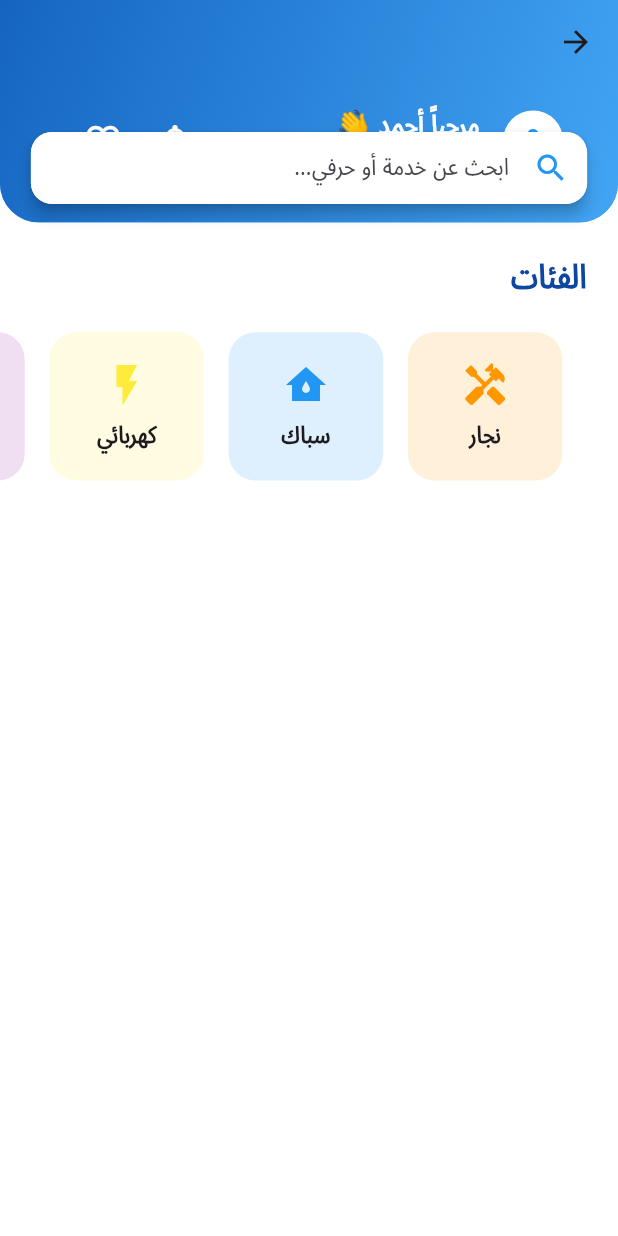
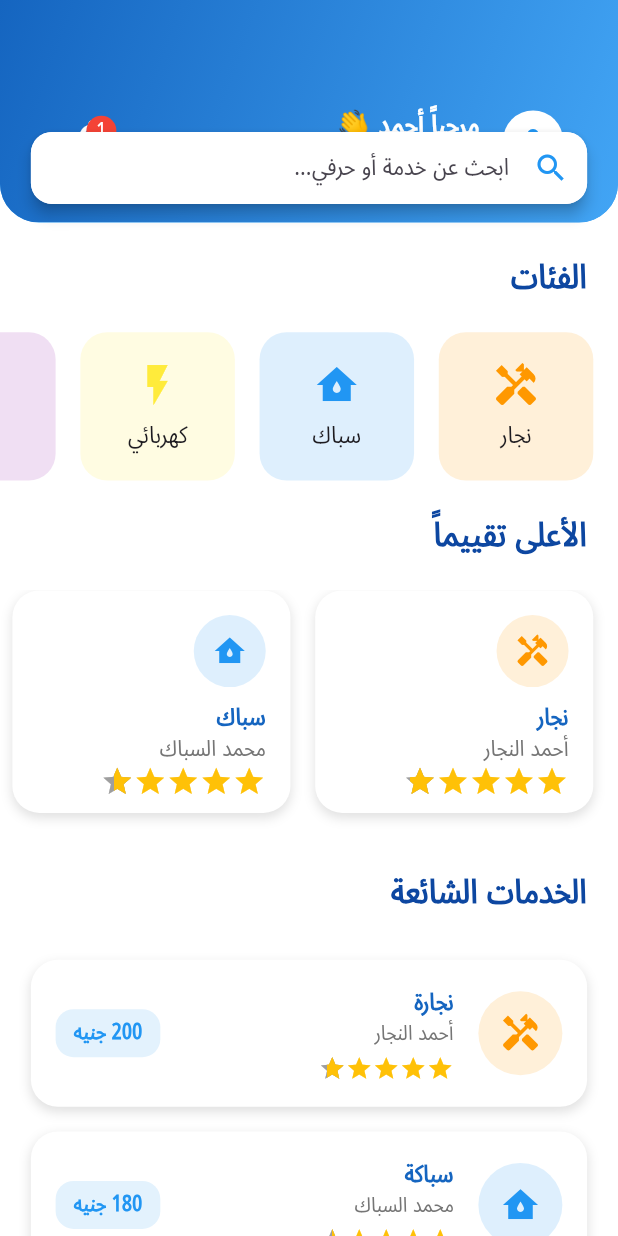
Before and after one commit to asmaa202310/Flutter_project_Herfagi, a Flutter app: the HomeUserView screen opened directly, on a phone screen of 412 x 824 dp. Run offline on Flutter 3.47's test engine with Material 3 defaults, Android fonts, the phone set to English and light mode, and no system bars; drawn by our look-alikes of flutter_rating_bar; our stand-ins replace lottie.

Commit message:
commit changes

```diff
--- a/herfagy_v2/lib/main.dart
+++ b/herfagy_v2/lib/main.dart
@@ -1,9 +1,8 @@
 import 'package:flutter/material.dart';
 import 'package:flutter_localizations/flutter_localizations.dart';
-import 'package:herfagy_v2/views/home_for_user/home_user_view.dart';
+import 'package:herfagy_v2/views/login/login_view.dart';
 import '/generated/l10n.dart';
 import '/viewmodels/onboarding_view_model.dart';
-import '/views/onboarding/onboarding_view.dart';
 import 'package:provider/provider.dart';
 
 void main() {
@@ -37,7 +36,7 @@ class HerfagyApp extends StatelessWidget {
         fontFamily: 'NotoSansArabic_Condensed-Regular',
         scaffoldBackgroundColor: Colors.white,
       ),
-      home: const HomeUserView(),
+      home: const LoginView(),
     );
   }
 }
--- a/herfagy_v2/lib/models/crafter_model.dart
+++ b/herfagy_v2/lib/models/crafter_model.dart
@@ -1,10 +1,9 @@
 import 'package:flutter/material.dart';
 
 class CrafterModel {
+  final String service;
   final String name;
-  final String service;
   final double rating;
-  final String price;
   final IconData icon;
   final Color color;
 
@@ -12,7 +11,6 @@ class CrafterModel {
     required this.name,
     required this.service,
     required this.rating,
-    required this.price,
     required this.icon,
     required this.color,
   });
--- /dev/null
+++ b/herfagy_v2/lib/models/service_model.dart
@@ -0,0 +1,13 @@
+import 'crafter_model.dart';
+
+class ServiceModel extends CrafterModel {
+  final String price;
+  ServiceModel({
+    required this.price,
+    required super.name,
+    required super.service,
+    required super.rating,
+    required super.icon,
+    required super.color,
+  });
+}
--- /dev/null
+++ b/herfagy_v2/lib/views/home_for_user/widgets/category_item.dart
@@ -0,0 +1,37 @@
+import 'package:flutter/material.dart';
+
+import '../../../models/categoty_model.dart';
+
+class CategoryItem extends StatelessWidget {
+  const CategoryItem({
+    super.key,
+    required this.screenWidth,
+    required this.category,
+  });
+
+  final double screenWidth;
+  final CategoryModel category;
+
+  @override
+  Widget build(BuildContext context) {
+    return Container(
+      width: screenWidth * 0.25,
+      margin: EdgeInsets.only(right: screenWidth * 0.04),
+      decoration: BoxDecoration(
+        color: category.color.withValues(alpha: 0.15),
+        borderRadius: BorderRadius.circular(18),
+      ),
+      child: Column(
+        mainAxisAlignment: MainAxisAlignment.center,
+        children: [
+          Icon(category.icon, size: 32, color: category.color),
+          const SizedBox(height: 6),
+          Text(
+            category.title,
+            style: const TextStyle(fontWeight: FontWeight.w500, fontSize: 16),
+          ),
+        ],
+      ),
+    );
+  }
+}
--- /dev/null
+++ b/herfagy_v2/lib/views/home_for_user/widgets/category_items_list_view_builder.dart
@@ -0,0 +1,33 @@
+import 'package:flutter/material.dart';
+
+import '../../../models/categoty_model.dart';
+import 'category_item.dart';
+
+class CategoryItemsListViewBuilder extends StatelessWidget {
+  const CategoryItemsListViewBuilder({
+    super.key,
+    required this.screenWidth,
+    required this.screenHeight,
+    required this.categories,
+  });
+
+  final double screenWidth;
+  final double screenHeight;
+  final List<CategoryModel> categories;
+
+  @override
+  Widget build(BuildContext context) {
+    return SizedBox(
+      height: screenHeight * 0.12,
+      child: ListView.builder(
+        scrollDirection: Axis.horizontal,
+        padding: EdgeInsets.only(left: screenWidth * 0.05),
+        itemCount: categories.length,
+        itemBuilder: (context, index) {
+          var category = categories[index];
+          return CategoryItem(screenWidth: screenWidth, category: category);
+        },
+      ),
+    );
+  }
+}
--- /dev/null
+++ b/herfagy_v2/lib/views/home_for_user/widgets/crafter_item.dart
@@ -0,0 +1,69 @@
+import 'package:flutter/material.dart';
+import 'package:flutter_rating_bar/flutter_rating_bar.dart';
+
+class CrafterItem extends StatelessWidget {
+  const CrafterItem({
+    super.key,
+    required this.screenWidth,
+    required this.screenHeight,
+    required this.crafter,
+  });
+
+  final double screenWidth;
+  final double screenHeight;
+  final dynamic crafter;
+
+  @override
+  Widget build(BuildContext context) {
+    return Container(
+      width: screenWidth * 0.45,
+      height: screenHeight * 0.17,
+      margin: EdgeInsets.only(
+        left: screenWidth * 0.04,
+        bottom: screenWidth * 0.04,
+      ),
+      padding: EdgeInsets.all(screenWidth * 0.04),
+      decoration: BoxDecoration(
+        color: Colors.white,
+        borderRadius: BorderRadius.circular(18),
+        boxShadow: [
+          BoxShadow(
+            color: Colors.grey.shade300,
+            blurRadius: 6,
+            offset: const Offset(0, 3),
+          ),
+        ],
+      ),
+      child: Column(
+        crossAxisAlignment: CrossAxisAlignment.start,
+        children: [
+          CircleAvatar(
+            radius: 24,
+            backgroundColor: crafter.color.withOpacity(0.15),
+            child: Icon(crafter.icon, size: 24, color: crafter.color),
+          ),
+          const SizedBox(height: 8),
+          Text(
+            crafter.service,
+            style: TextStyle(
+              fontWeight: FontWeight.bold,
+              fontSize: 16,
+              color: Colors.blue.shade800,
+            ),
+          ),
+          Text(
+            crafter.name,
+            style: TextStyle(color: Colors.grey.shade600, fontSize: 15),
+          ),
+          RatingBarIndicator(
+            rating: crafter.rating,
+            itemBuilder: (context, _) =>
+                const Icon(Icons.star, color: Colors.amber),
+            itemCount: 5,
+            itemSize: 22,
+          ),
+        ],
+      ),
+    );
+  }
+}
--- a/herfagy_v2/lib/views/home_for_user/widgets/custom_sliver_app_bar.dart
+++ b/herfagy_v2/lib/views/home_for_user/widgets/custom_sliver_app_bar.dart
@@ -17,8 +17,9 @@ class CustomSilverAppBar extends StatelessWidget {
     return SliverAppBar(
       backgroundColor: Colors.blue,
       pinned: true,
-      // floating: true,
+      floating: true,
       expandedHeight: screenHeight * 0.18,
+      automaticallyImplyLeading: false,
       shape: const RoundedRectangleBorder(
         borderRadius: BorderRadius.vertical(bottom: Radius.circular(26)),
       ),
--- a/herfagy_v2/lib/views/home_for_user/widgets/home_user_view_body.dart
+++ b/herfagy_v2/lib/views/home_for_user/widgets/home_user_view_body.dart
@@ -1,7 +1,10 @@
 import 'package:flutter/material.dart';
-
-import '../../../models/categoty_model.dart';
+import '../../../viewmodels/home_user_view_model.dart';
+import 'category_items_list_view_builder.dart';
 import 'custom_sliver_app_bar.dart';
+import 'section_header.dart';
+import 'service_sliver_list_builder.dart';
+import 'top_crafters_list_view_builder.dart';
 
 class HomeUserViewBody extends StatelessWidget {
   const HomeUserViewBody({super.key});
@@ -10,25 +13,6 @@ class HomeUserViewBody extends StatelessWidget {
   Widget build(BuildContext context) {
     final screenWidth = MediaQuery.of(context).size.width;
     final screenHeight = MediaQuery.of(context).size.height;
-    final List<CategoryModel> _categories = [
-      CategoryModel(title: "نجار", icon: Icons.handyman, color: Colors.orange),
-      CategoryModel(
-        title: "سباك",
-        icon: Icons.water_damage,
-        color: Colors.blue,
-      ),
-      CategoryModel(
-        title: "كهربائي",
-        icon: Icons.flash_on,
-        color: Colors.yellow,
-      ),
-      CategoryModel(
-        title: "دهان",
-        icon: Icons.format_paint,
-        color: Colors.purple,
-      ),
-      CategoryModel(title: "حداد", icon: Icons.build, color: Colors.green),
-    ];
 
     return CustomScrollView(
       slivers: [
@@ -40,114 +24,36 @@ class HomeUserViewBody extends StatelessWidget {
           child: SectionHeader(screenWidth: screenWidth, title: "الفئات"),
         ),
         SliverToBoxAdapter(
-          child: SizedBox(
-            height: screenHeight * 0.12,
-            child: CategoryItemsListViewBuilder(
-              screenWidth: screenWidth,
-              categories: _categories,
-            ),
+          child: CategoryItemsListViewBuilder(
+            screenWidth: screenWidth,
+            screenHeight: screenHeight,
+            categories: HomeUserViewModel.categories,
           ),
+        ),
+        SliverToBoxAdapter(
+          child: SectionHeader(
+            screenWidth: screenWidth,
+            title: "الأعلى تقييماً",
+          ),
+        ),
+        SliverToBoxAdapter(
+          child: TopCraftersListViewBuilder(
+            screenWidth: screenWidth,
+            screenHeight: screenHeight,
+            crafters: HomeUserViewModel.topCrafters,
+          ),
+        ),
+        SliverToBoxAdapter(
+          child: SectionHeader(
+            screenWidth: screenWidth,
+            title: "الخدمات الشائعة",
+          ),
+        ),
+        ServiceSliverListBuilder(
+          screenWidth: screenWidth,
+          screenHeight: screenHeight,
         ),
       ],
     );
   }
 }
-
-class CategoryItemsListViewBuilder extends StatelessWidget {
-  const CategoryItemsListViewBuilder({
-    super.key,
-    required this.screenWidth,
-    required List<CategoryModel> categories,
-  }) : _categories = categories;
-
-  final double screenWidth;
-  final List<CategoryModel> _categories;
-
-  @override
-  Widget build(BuildContext context) {
-    return ListView.builder(
-      scrollDirection: Axis.horizontal,
-      padding: EdgeInsets.symmetric(horizontal: screenWidth * 0.05),
-      itemCount: _categories.length,
-      itemBuilder: (context, index) {
-        var category = _categories[index];
-        return CategoryItem(screenWidth: screenWidth, category: category);
-      },
-    );
-  }
-}
-
-class CategoryItem extends StatelessWidget {
-  const CategoryItem({
-    super.key,
-    required this.screenWidth,
-    required this.category,
-  });
-
-  final double screenWidth;
-  final CategoryModel category;
-
-  @override
-  Widget build(BuildContext context) {
-    return Container(
-      width: screenWidth * 0.25,
-      margin: EdgeInsets.only(right: screenWidth * 0.04),
-      decoration: BoxDecoration(
-        color: category.color.withValues(alpha: 0.15),
-        borderRadius: BorderRadius.circular(18),
-      ),
-      child: Column(
-        mainAxisAlignment: MainAxisAlignment.center,
-        children: [
-          Icon(category.icon, size: 32, color: category.color),
-          const SizedBox(height: 6),
-          Text(
-            category.title,
-            style: const TextStyle(fontWeight: FontWeight.w600, fontSize: 16),
-          ),
-        ],
-      ),
-    );
-  }
-}
-
-class SectionHeader extends StatelessWidget {
-  const SectionHeader({
-    super.key,
-    required this.screenWidth,
-    required this.title,
-    this.actionText,
-    this.onActionTap,
-  });
-  final double screenWidth;
-  final String title;
-  final String? actionText;
-  final VoidCallback? onActionTap;
-  @override
-  Widget build(BuildContext context) {
-    return Padding(
-      padding: EdgeInsets.all(screenWidth * 0.05),
-      child: Row(
-        mainAxisAlignment: MainAxisAlignment.spaceBetween,
-        children: [
-          Text(
-            title,
-            style: TextStyle(
-              fontSize: screenWidth * 0.055,
-              fontWeight: FontWeight.bold,
-              color: Colors.blue.shade900,
-            ),
-          ),
-          if (actionText != null)
-            GestureDetector(
-              onTap: onActionTap,
-              child: Text(
-                actionText!,
-                style: const TextStyle(color: Colors.blue),
-              ),
-            ),
-        ],
-      ),
-    );
-  }
-}
--- a/herfagy_v2/lib/views/home_for_user/widgets/profile_list_tile_widget.dart
+++ b/herfagy_v2/lib/views/home_for_user/widgets/profile_list_tile_widget.dart
@@ -23,24 +23,14 @@ class ProfileListTileWidget extends StatelessWidget {
         "كيف يمكننا مساعدتك اليوم؟",
         style: TextStyle(color: Colors.white70, fontSize: 13),
       ),
-      trailing: Row(
-        mainAxisSize: MainAxisSize.min,
+      trailing: Stack(
         children: [
-          IconButton(
-            icon: const Icon(
-              Icons.notifications_none,
-              color: Colors.white,
-              size: 26,
-            ),
-            onPressed: () {},
-          ),
-          IconButton(
-            icon: const Icon(
-              Icons.favorite_border,
-              color: Colors.white,
-              size: 26,
-            ),
-            onPressed: () {},
+          Icon(Icons.notifications_none, color: Colors.white, size: 33),
+          CircleAvatar(
+            foregroundColor: Colors.white,
+            backgroundColor: Colors.red,
+            radius: 10,
+            child: Text('1', style: TextStyle(fontSize: 14)),
           ),
         ],
       ),
--- /dev/null
+++ b/herfagy_v2/lib/views/home_for_user/widgets/section_header.dart
@@ -0,0 +1,42 @@
+import 'package:flutter/material.dart';
+
+class SectionHeader extends StatelessWidget {
+  const SectionHeader({
+    super.key,
+    required this.screenWidth,
+    required this.title,
+    this.actionText,
+    this.onActionTap,
+  });
+  final double screenWidth;
+  final String title;
+  final String? actionText;
+  final VoidCallback? onActionTap;
+  @override
+  Widget build(BuildContext context) {
+    return Padding(
+      padding: EdgeInsets.all(screenWidth * 0.05),
+      child: Row(
+        mainAxisAlignment: MainAxisAlignment.spaceBetween,
+        children: [
+          Text(
+            title,
+            style: TextStyle(
+              fontSize: screenWidth * 0.055,
+              fontWeight: FontWeight.bold,
+              color: Colors.blue.shade900,
+            ),
+          ),
+          if (actionText != null)
+            GestureDetector(
+              onTap: onActionTap,
+              child: Text(
+                actionText!,
+                style: const TextStyle(color: Colors.blue),
+              ),
+            ),
+        ],
+      ),
+    );
+  }
+}
--- /dev/null
+++ b/herfagy_v2/lib/views/home_for_user/widgets/service_item.dart
@@ -0,0 +1,86 @@
+import 'package:flutter/material.dart';
+import 'package:flutter_rating_bar/flutter_rating_bar.dart';
+
+import '../../../models/service_model.dart';
+
+class ServiceItem extends StatelessWidget {
+  const ServiceItem({
+    super.key,
+    required this.screenWidth,
+    required this.screenHeight,
+    required this.service,
+  });
+
+  final double screenWidth;
+  final double screenHeight;
+  final ServiceModel service;
+
+  @override
+  Widget build(BuildContext context) {
+    return Container(
+      margin: EdgeInsets.symmetric(
+        horizontal: screenWidth * 0.05,
+        vertical: screenHeight * 0.01,
+      ),
+      padding: EdgeInsets.all(screenWidth * 0.04),
+      decoration: BoxDecoration(
+        color: Colors.white,
+        borderRadius: BorderRadius.circular(18),
+        boxShadow: [
+          BoxShadow(
+            color: Colors.grey.shade300,
+            blurRadius: 6,
+            offset: const Offset(0, 3),
+          ),
+        ],
+      ),
+      child: Row(
+        children: [
+          CircleAvatar(
+            radius: 28,
+            backgroundColor: service.color.withValues(alpha: 0.15),
+            child: Icon(service.icon, size: 28, color: service.color),
+          ),
+          SizedBox(width: screenWidth * 0.04),
+          Column(
+            crossAxisAlignment: CrossAxisAlignment.start,
+            children: [
+              Text(
+                service.service,
+                style: TextStyle(
+                  fontSize: 16,
+                  fontWeight: FontWeight.bold,
+                  color: Colors.blue.shade800,
+                ),
+              ),
+              Text(service.name, style: TextStyle(color: Colors.grey.shade600)),
+              const SizedBox(height: 4),
+              RatingBarIndicator(
+                rating: service.rating,
+                itemBuilder: (context, _) =>
+                    const Icon(Icons.star, color: Colors.amber),
+                itemCount: 5,
+                itemSize: 18,
+              ),
+            ],
+          ),
+          const Spacer(),
+          Container(
+            padding: const EdgeInsets.symmetric(horizontal: 12, vertical: 6),
+            decoration: BoxDecoration(
+              color: Colors.blue.shade50,
+              borderRadius: BorderRadius.circular(12),
+            ),
+            child: Text(
+              "${service.price} جنيه",
+              style: const TextStyle(
+                fontWeight: FontWeight.bold,
+                color: Colors.blue,
+              ),
+            ),
+          ),
+        ],
+      ),
+    );
+  }
+}
--- /dev/null
+++ b/herfagy_v2/lib/views/home_for_user/widgets/top_crafters_list_view_builder.dart
@@ -0,0 +1,36 @@
+import 'package:flutter/material.dart';
+
+import '../../../viewmodels/home_user_view_model.dart';
+import 'crafter_item.dart';
+
+class TopCraftersListViewBuilder extends StatelessWidget {
+  const TopCraftersListViewBuilder({
+    super.key,
+    required this.screenWidth,
+    required this.screenHeight,
+    required this.crafters,
+  });
+
+  final double screenWidth;
+  final double screenHeight;
+  final List crafters;
+  @override
+  Widget build(BuildContext context) {
+    return SizedBox(
+      height: screenHeight * 0.20,
+      child: ListView.builder(
+        scrollDirection: Axis.horizontal,
+        padding: EdgeInsets.symmetric(horizontal: screenWidth * 0.04),
+        itemCount: HomeUserViewModel.topCrafters.length,
+        itemBuilder: (BuildContext context, int index) {
+          var crafter = crafters[index];
+          return CrafterItem(
+            screenWidth: screenWidth,
+            screenHeight: screenHeight,
+            crafter: crafter,
+          );
+        },
+      ),
+    );
+  }
+}
```
Also changed, not shown: herfagy_v2/lib/viewmodels/home_user_view_model.dart (added, +123 -0 lines), herfagy_v2/lib/views/home_for_user/widgets/service_sliver_list_builder.dart (added, +32 -0 lines).
